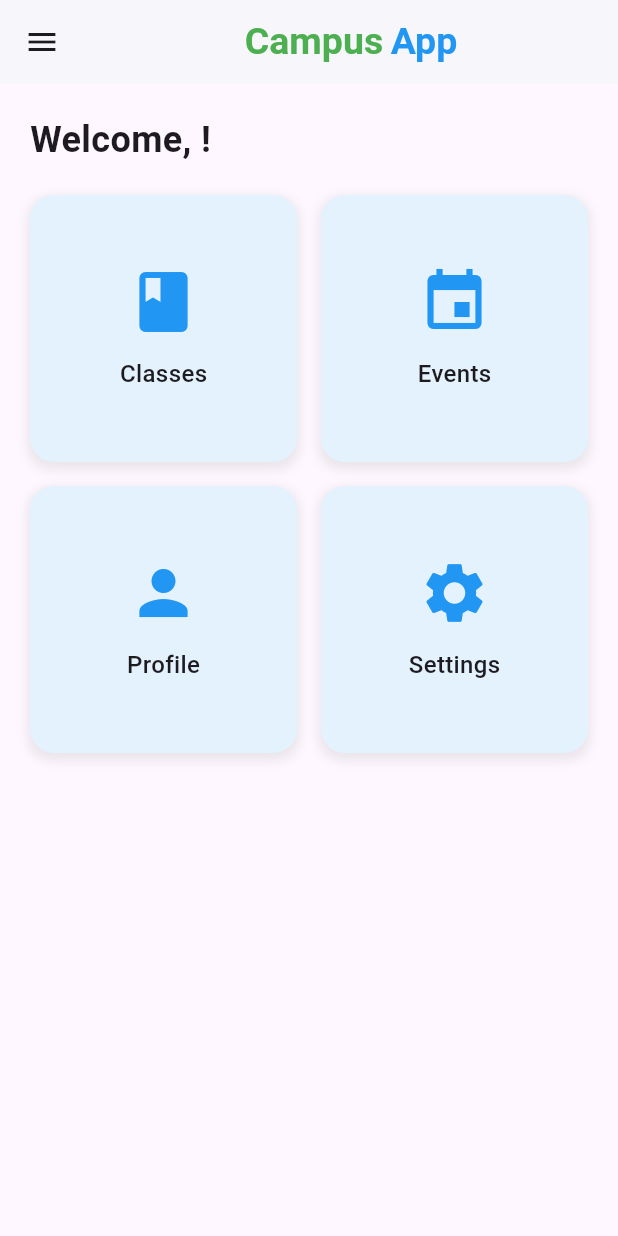
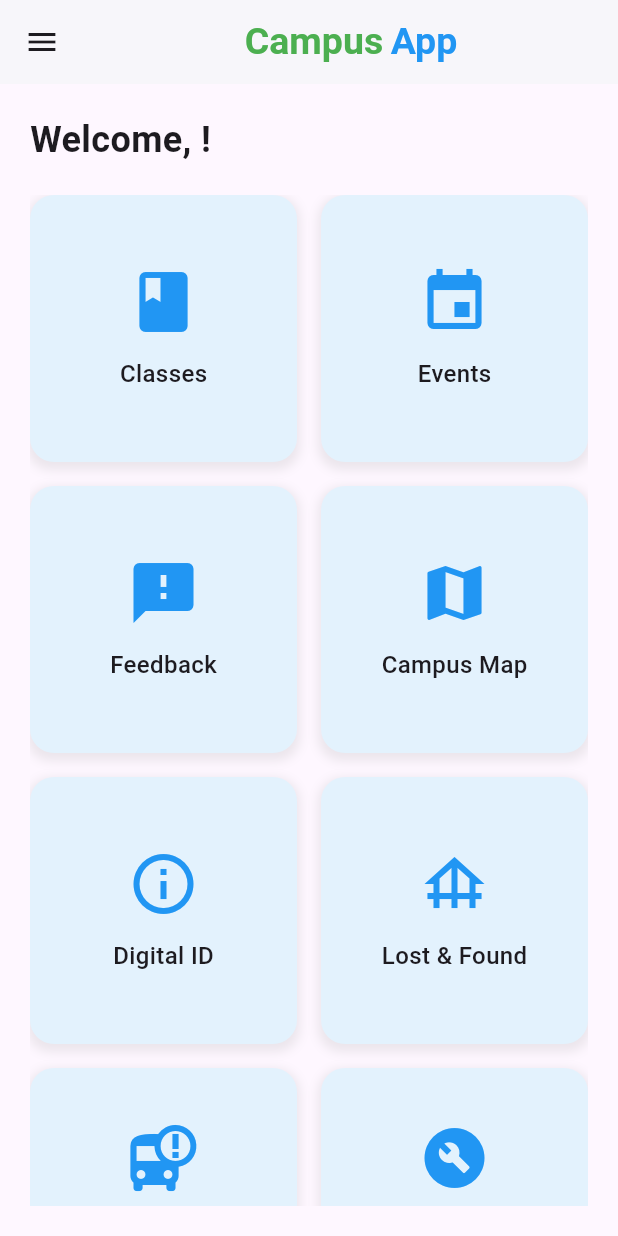
Before and after one commit to abhi2811mishra/Campus-App, a Flutter app: the Home screen opened directly, on a phone screen of 412 x 824 dp. Run offline on Flutter 3.47's test engine with Material 3 defaults, Android fonts, the phone set to English and light mode, and no system bars; our stand-ins replace firebase_auth, firebase_core, google_sign_in, shared_preferences; accounts and stored records are empty.

Commit message:
home screen done

```diff
--- a/lib/homepage/homescreen.dart
+++ b/lib/homepage/homescreen.dart
@@ -119,6 +119,54 @@ class Home extends StatelessWidget {
                   ),
                   _buildTile(
                     context,
+                    icon: Icons.feedback,
+                    label: 'Feedback',
+                    onTap: () {
+                      // Navigate to events screen
+                    },
+                  ),
+                  _buildTile(
+                    context,
+                    icon: Icons.map,
+                    label: 'Campus Map',
+                    onTap: () {
+                      // Navigate to notifications screen
+                    },
+                  ),
+                  _buildTile(
+                    context,
+                    icon: Icons.info_outline,
+                    label: 'Digital ID',
+                    onTap: () {
+                      // Navigate to notifications screen
+                    },
+                  ),
+                  _buildTile(
+                    context,
+                    icon: Icons.foundation,
+                    label: 'Lost & Found',
+                    onTap: () {
+                      // Navigate to notifications screen
+                    },
+                  ),
+                  _buildTile(
+                    context,
+                    icon: Icons.bus_alert,
+                    label: 'Transport Scheduler',
+                    onTap: () {
+                      // Navigate to notifications screen
+                    },
+                  ),
+                  _buildTile(
+                    context,
+                    icon: Icons.build_circle,
+                    label: ' Maintenance Tracker',
+                    onTap: () {
+                      // Navigate to notifications screen
+                    },
+                  ),
+                  _buildTile(
+                    context,
                     icon: Icons.person,
                     label: 'Profile',
                     onTap: () {
--- a/pubspec.yaml
+++ b/pubspec.yaml
@@ -41,6 +41,7 @@ dependencies:
   google_sign_in: ^6.3.0
   shared_preferences: ^2.5.3
   url_launcher: ^6.3.1
+  cloud_firestore: ^5.6.8
 
 dev_dependencies:
   flutter_test:
```
Also changed, not shown: pubspec.lock, 3 other files.
